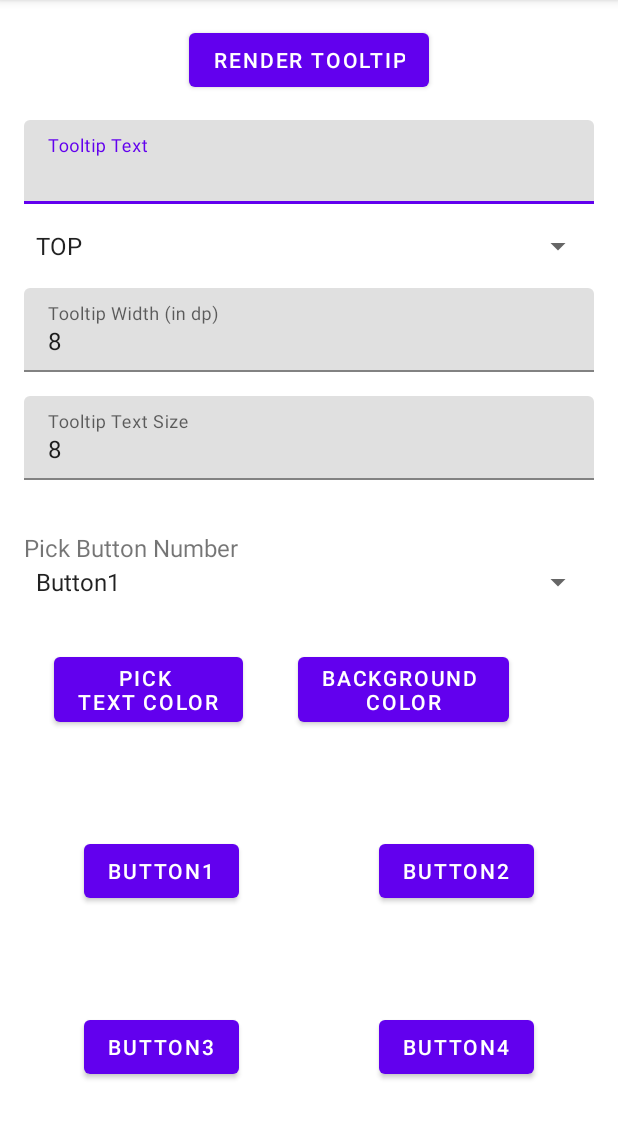
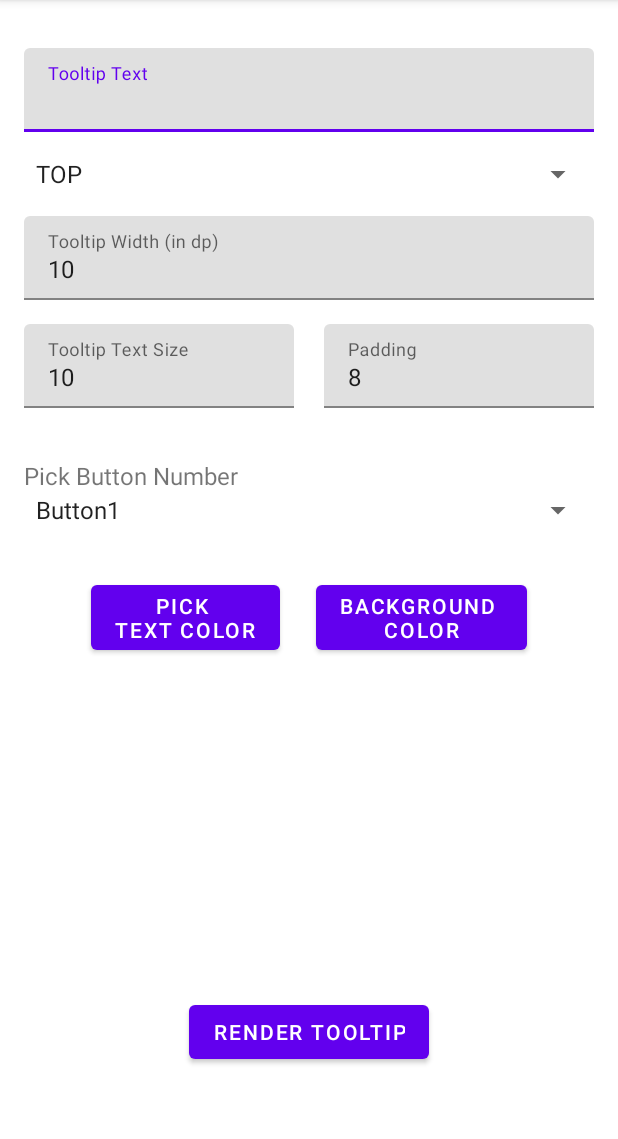
Before and after one commit to rishuyadav/tooltip_task, an Android app: the screen it shows after launch (MainActivity), on a phone screen of 412 x 824 dp, the part 84-1223 px from its top. Run offline under Robolectric (Android 15) with nearby library versions, the phone set to English and light mode, and no system bars; our stand-ins replace Room's generated code; libraries missing offline, so code that uses them is left out: com.github.dhaval2404.colorpicker.

Commit message:
git feat: code cleanup and custom padding functionality
Signed-off-by: Rishu Yadav <rishuss1212@gmail.com>

```diff
--- a/app/src/main/AndroidManifest.xml
+++ b/app/src/main/AndroidManifest.xml
@@ -3,7 +3,7 @@
     xmlns:tools="http://schemas.android.com/tools">
 
     <application
-        android:allowBackup="true"
+        android:allowBackup="false"
         android:dataExtractionRules="@xml/data_extraction_rules"
         android:fullBackupContent="@xml/backup_rules"
         android:icon="@mipmap/ic_launcher"
--- a/app/src/main/java/com/example/tooltip_task/CutomTooltip.kt
+++ b/app/src/main/java/com/example/tooltip_task/CutomTooltip.kt
@@ -1,7 +1,6 @@
 package com.example.tooltip_task
 
 import android.content.Context
-import android.graphics.Color
 import android.view.Gravity
 import android.view.LayoutInflater
 import android.view.View
@@ -33,6 +32,15 @@ class CustomTooltip(private val context: Context) {
     fun setTooltipText(text: String) {
         tooltipText.text = text
     }
+    fun setTooltipPadding(padding: Int) {
+        tooltipView.setPadding(padding,padding,padding,padding)
+    }
+
+    fun setTooltipWidth(width: Int) {
+
+
+    }
+
 
 
     fun showTooltip(targetView: View, position: TooltipPosition) {
@@ -65,6 +73,8 @@ class CustomTooltip(private val context: Context) {
         }
 
 
+
+
         popupWindow.update(xOffset, yOffset, -1, -1) // Update the position
         popupWindow.showAtLocation(targetView, Gravity.NO_GRAVITY, xOffset, yOffset)
     }
--- a/app/src/main/java/com/example/tooltip_task/MainActivity.kt
+++ b/app/src/main/java/com/example/tooltip_task/MainActivity.kt
@@ -2,6 +2,7 @@ package com.example.tooltip_task
 import android.content.Intent
 import android.graphics.Color
 import android.os.Bundle
+import android.view.ViewGroup
 import android.widget.ArrayAdapter
 import androidx.appcompat.app.AppCompatActivity
 import androidx.lifecycle.lifecycleScope
@@ -54,6 +55,8 @@ class MainActivity : AppCompatActivity() {
         binding.buttonRenderTooltip.setOnClickListener {
             val selectedButtonIndex = binding.spinnerSelectButton.selectedItemPosition
             val tooltipText = binding.editTextTooltipText.text.toString()
+            val tooltipPadding = binding.editTextTooltipPadding.text.toString().toIntOrNull() ?: 5
+
             val position = when (binding.spinnerTooltipPosition.selectedItemPosition) {
                 0 -> CustomTooltip.TooltipPosition.TOP
                 1 -> CustomTooltip.TooltipPosition.RIGHT
@@ -77,7 +80,9 @@ class MainActivity : AppCompatActivity() {
                 tooltipWidth = tooltipWidth,
                 textSize = textSize,
                 textColor = selectedTextColor,
-                backgroundColor = selectedBackgroundColor
+                backgroundColor = selectedBackgroundColor,
+                tooltipPadding =tooltipPadding
+
             )
 
             lifecycleScope.launch {
--- a/app/src/main/java/com/example/tooltip_task/Preview.kt
+++ b/app/src/main/java/com/example/tooltip_task/Preview.kt
@@ -38,6 +38,8 @@ class PreviewActivity : AppCompatActivity() {
                 customTooltip.tooltipText.textSize = configuration.textSize
                 customTooltip.tooltipText.setTextColor(configuration.textColor)
                 customTooltip.tooltipView.setBackgroundColor(configuration.backgroundColor)
+                customTooltip.setTooltipPadding(configuration.tooltipPadding)
+                customTooltip.setTooltipWidth(configuration.tooltipWidth)
 
                 val position = when (configuration.tooltipPosition) {
                     "TOP" -> CustomTooltip.TooltipPosition.TOP
--- a/app/src/main/java/com/example/tooltip_task/data/TooltipConfiguration.kt
+++ b/app/src/main/java/com/example/tooltip_task/data/TooltipConfiguration.kt
@@ -12,5 +12,6 @@ data class TooltipConfiguration(
     val tooltipWidth: Int,
     val textSize: Float,
     val textColor: Int,
-    val backgroundColor: Int
+    val backgroundColor: Int,
+    val tooltipPadding: Int
 )
--- a/app/src/main/res/layout/activity_main.xml
+++ b/app/src/main/res/layout/activity_main.xml
@@ -1,6 +1,5 @@
 <?xml version="1.0" encoding="utf-8"?>
-<androidx.constraintlayout.widget.ConstraintLayout
-    xmlns:android="http://schemas.android.com/apk/res/android"
+<androidx.constraintlayout.widget.ConstraintLayout xmlns:android="http://schemas.android.com/apk/res/android"
     xmlns:app="http://schemas.android.com/apk/res-auto"
     xmlns:tools="http://schemas.android.com/tools"
     android:layout_width="match_parent"
@@ -12,71 +11,100 @@
         android:id="@+id/buttonRenderTooltip"
         android:layout_width="wrap_content"
         android:layout_height="wrap_content"
-        android:text="Render Tooltip"
-        app:layout_constraintTop_toTopOf="parent"
-        app:layout_constraintStart_toStartOf="parent"
+        android:layout_marginBottom="40dp"
+        android:text="@string/render_tooltip"
+        app:layout_constraintBottom_toBottomOf="parent"
         app:layout_constraintEnd_toEndOf="parent"
-        android:layout_marginBottom="16dp"/>
+        app:layout_constraintStart_toStartOf="parent" />
 
     <com.google.android.material.textfield.TextInputLayout
         android:id="@+id/textInputLayoutTooltipText"
         android:layout_width="0dp"
         android:layout_height="wrap_content"
-        android:hint="Tooltip Text"
-        app:layout_constraintTop_toBottomOf="@id/buttonRenderTooltip"
+        android:layout_marginTop="16dp"
+        android:hint="@string/tooltip_text"
+        app:layout_constraintEnd_toEndOf="parent"
         app:layout_constraintStart_toStartOf="parent"
-        app:layout_constraintEnd_toEndOf="parent"
-        android:layout_marginTop="16dp">
+        app:layout_constraintTop_toTopOf="parent">
 
         <com.google.android.material.textfield.TextInputEditText
             android:id="@+id/editTextTooltipText"
             android:layout_width="match_parent"
-            android:layout_height="wrap_content"/>
+            android:layout_height="wrap_content" />
     </com.google.android.material.textfield.TextInputLayout>
 
     <Spinner
         android:id="@+id/spinnerTooltipPosition"
         android:layout_width="0dp"
         android:layout_height="wrap_content"
-        app:layout_constraintTop_toBottomOf="@id/textInputLayoutTooltipText"
+        android:layout_marginTop="16dp"
+        app:layout_constraintEnd_toEndOf="parent"
         app:layout_constraintStart_toStartOf="parent"
-        app:layout_constraintEnd_toEndOf="parent"
-        android:layout_marginTop="16dp"/>
+        app:layout_constraintTop_toBottomOf="@id/textInputLayoutTooltipText" />
 
     <com.google.android.material.textfield.TextInputLayout
         android:id="@+id/textInputLayoutTooltipWidth"
         android:layout_width="0dp"
         android:layout_height="wrap_content"
-        android:hint="Tooltip Width (in dp)"
-        app:layout_constraintTop_toBottomOf="@id/spinnerTooltipPosition"
+        android:layout_marginTop="16dp"
+        android:hint="@string/tooltip_width_in_dp"
+        app:layout_constraintEnd_toEndOf="parent"
         app:layout_constraintStart_toStartOf="parent"
-        app:layout_constraintEnd_toEndOf="parent"
-        android:layout_marginTop="16dp">
+        app:layout_constraintTop_toBottomOf="@id/spinnerTooltipPosition">
 
         <com.google.android.material.textfield.TextInputEditText
             android:id="@+id/editTextTooltipWidth"
             android:layout_width="match_parent"
             android:layout_height="wrap_content"
             android:inputType="number"
-            android:text="8"/>
+            android:text="10" />
     </com.google.android.material.textfield.TextInputLayout>
 
     <com.google.android.material.textfield.TextInputLayout
         android:id="@+id/textInputLayoutTextSize"
         android:layout_width="0dp"
         android:layout_height="wrap_content"
-        android:hint="Tooltip Text Size"
-        app:layout_constraintTop_toBottomOf="@id/textInputLayoutTooltipWidth"
+        android:layout_marginTop="16dp"
+        android:hint="@string/tooltip_text_size"
+        app:layout_constraintEnd_toStartOf="@id/guidelineCenter"
+        android:paddingEnd="10dp"
         app:layout_constraintStart_toStartOf="parent"
-        app:layout_constraintEnd_toEndOf="parent"
-        android:layout_marginTop="16dp">
+
+        app:layout_constraintTop_toBottomOf="@id/textInputLayoutTooltipWidth">
 
         <com.google.android.material.textfield.TextInputEditText
             android:id="@+id/editTextTextSize"
             android:layout_width="match_parent"
             android:layout_height="wrap_content"
             android:inputType="number"
-            android:text="8"/>
+            android:text="@string/_10" />
+
+    </com.google.android.material.textfield.TextInputLayout>
+    <androidx.constraintlayout.widget.Guideline
+        android:id="@+id/guidelineCenter"
+        android:layout_width="0dp"
+        android:layout_height="wrap_content"
+        android:orientation="vertical"
+        app:layout_constraintGuide_percent="0.5" />
+
+    <com.google.android.material.textfield.TextInputLayout
+        android:id="@+id/textInputLayoutPadding"
+        android:layout_width="0dp"
+        android:layout_height="wrap_content"
+        android:layout_marginTop="16dp"
+        android:paddingStart="10dp"
+        android:hint="Padding"
+        app:layout_constraintStart_toEndOf="@id/guidelineCenter"
+        app:layout_constraintEnd_toEndOf="parent"
+        app:layout_constraintTop_toBottomOf="@id/textInputLayoutTooltipWidth">
+
+        <com.google.android.material.textfield.TextInputEditText
+            android:id="@+id/editTextTooltipPadding"
+            android:layout_width="match_parent"
+            android:layout_height="wrap_content"
+            android:inputType="number"
+            android:text="@string/_8" />
+
     </com.google.android.material.textfield.TextInputLayout>
 
     <com.google.android.material.button.MaterialButton
@@ -85,9 +113,10 @@
         android:layout_height="wrap_content"
         android:layout_marginStart="20dp"
         android:layout_marginTop="112dp"
-        android:text="Pick \nText Color"
+        android:text="@string/pick_ntext_color"
         app:layout_constraintEnd_toEndOf="parent"
-        app:layout_constraintHorizontal_bias="0.0"
+        app:layout_constraintEnd_toStartOf="@+id/buttonBackgroundColorPicker"
+        app:layout_constraintHorizontal_bias="0.5"
         app:layout_constraintStart_toStartOf="parent"
         app:layout_constraintTop_toBottomOf="@id/textInputLayoutTextSize" />
 
@@ -96,7 +125,7 @@
         android:layout_width="wrap_content"
         android:layout_height="wrap_content"
         android:layout_marginEnd="20dp"
-        android:text="Background \nColor"
+        android:text="@string/background_ncolor"
         app:layout_constraintEnd_toEndOf="parent"
         app:layout_constraintStart_toEndOf="@+id/buttonTextColorPicker"
         app:layout_constraintTop_toBottomOf="@+id/spinnerSelectButton"
@@ -106,7 +135,7 @@
         android:id="@+id/textViewPickButtonNumber"
         android:layout_width="0dp"
         android:layout_height="wrap_content"
-        android:text="Pick Button Number"
+        android:text="@string/pick_button_number"
         android:textSize="16sp"
         app:layout_constraintBottom_toTopOf="@+id/spinnerSelectButton"
         app:layout_constraintEnd_toEndOf="parent"
@@ -122,45 +151,5 @@
         app:layout_constraintStart_toStartOf="parent"
         app:layout_constraintTop_toBottomOf="@+id/textInputLayoutTextSize" />
 
-    <Button
-        android:id="@+id/button6"
-        android:layout_width="wrap_content"
-        android:layout_height="wrap_content"
-        android:layout_marginStart="40dp"
-        android:text="Button1"
-        app:layout_constraintBottom_toTopOf="@+id/button8"
-        app:layout_constraintStart_toStartOf="parent"
-        app:layout_constraintTop_toBottomOf="@+id/buttonBackgroundColorPicker" />
-
-    <Button
-        android:id="@+id/button7"
-        android:layout_width="wrap_content"
-        android:layout_height="wrap_content"
-        android:layout_marginEnd="40dp"
-        android:text="Button2"
-        app:layout_constraintBottom_toTopOf="@+id/button9"
-        app:layout_constraintEnd_toEndOf="parent"
-        app:layout_constraintTop_toBottomOf="@+id/buttonBackgroundColorPicker" />
-
-    <Button
-        android:id="@+id/button8"
-        android:layout_width="wrap_content"
-        android:layout_height="wrap_content"
-        android:layout_marginStart="40dp"
-        android:layout_marginBottom="30dp"
-        android:text="Button3"
-        app:layout_constraintBottom_toBottomOf="parent"
-        app:layout_constraintStart_toStartOf="parent" />
-
-    <Button
-        android:id="@+id/button9"
-        android:layout_width="wrap_content"
-        android:layout_height="wrap_content"
-        android:layout_marginEnd="40dp"
-        android:layout_marginBottom="30dp"
-        android:text="Button4"
-        app:layout_constraintBottom_toBottomOf="parent"
-        app:layout_constraintEnd_toEndOf="parent" />
-
 
 </androidx.constraintlayout.widget.ConstraintLayout>
--- a/app/src/main/res/layout/activity_preview.xml
+++ b/app/src/main/res/layout/activity_preview.xml
@@ -10,8 +10,8 @@
         android:id="@+id/button"
         android:layout_width="wrap_content"
         android:layout_height="wrap_content"
-        android:layout_marginStart="45dp"
-        android:text="Button"
+        android:layout_marginStart="50dp"
+        android:text="@string/button_1"
         app:layout_constraintBottom_toTopOf="@+id/button3"
         app:layout_constraintStart_toStartOf="parent"
         app:layout_constraintTop_toTopOf="parent" />
@@ -20,8 +20,8 @@
         android:id="@+id/button2"
         android:layout_width="wrap_content"
         android:layout_height="wrap_content"
-        android:layout_marginEnd="45dp"
-        android:text="Button"
+        android:layout_marginEnd="50dp"
+        android:text="@string/button_2"
         app:layout_constraintBottom_toTopOf="@+id/button3"
         app:layout_constraintEnd_toEndOf="parent"
         app:layout_constraintTop_toTopOf="parent" />
@@ -31,7 +31,7 @@
         android:id="@+id/button3"
         android:layout_width="wrap_content"
         android:layout_height="wrap_content"
-        android:text="Button"
+        android:text="@string/button_3"
         app:layout_constraintBottom_toBottomOf="parent"
         app:layout_constraintEnd_toEndOf="parent"
         app:layout_constraintStart_toStartOf="parent"
@@ -41,8 +41,8 @@
         android:id="@+id/button4"
         android:layout_width="wrap_content"
         android:layout_height="wrap_content"
-        android:layout_marginStart="45dp"
-        android:text="Button"
+        android:layout_marginStart="50dp"
+        android:text="@string/button_4"
         app:layout_constraintBottom_toBottomOf="parent"
         app:layout_constraintStart_toStartOf="parent"
         app:layout_constraintTop_toBottomOf="@+id/button3" />
@@ -51,8 +51,8 @@
         android:id="@+id/button5"
         android:layout_width="wrap_content"
         android:layout_height="wrap_content"
-        android:layout_marginEnd="45dp"
-        android:text="Button"
+        android:layout_marginEnd="50dp"
+        android:text="@string/button_5"
         app:layout_constraintBottom_toBottomOf="parent"
         app:layout_constraintEnd_toEndOf="parent"
         app:layout_constraintTop_toBottomOf="@+id/button3" />
--- a/app/src/main/res/layout/layout_tooltip.xml
+++ b/app/src/main/res/layout/layout_tooltip.xml
@@ -3,6 +3,7 @@
     android:layout_width="wrap_content"
     android:layout_height="wrap_content"
     android:background="@drawable/tooltip_background"
+
     android:padding="5dp">
 
     <TextView
@@ -10,6 +11,7 @@
         android:layout_width="wrap_content"
         android:layout_height="wrap_content"
         android:textColor="@android:color/white"
+
         android:textSize="14sp" />
 
 </RelativeLayout>
--- a/app/src/main/res/values/strings.xml
+++ b/app/src/main/res/values/strings.xml
@@ -1,3 +1,17 @@
 <resources>
     <string name="app_name">tooltip_task</string>
+    <string name="render_tooltip">Render Tooltip</string>
+    <string name="tooltip_text">Tooltip Text</string>
+    <string name="tooltip_width_in_dp">Tooltip Width (in dp)</string>
+    <string name="_10">10</string>
+    <string name="tooltip_text_size">Tooltip Text Size</string>
+    <string name="_8">8</string>
+    <string name="pick_ntext_color">Pick \nText Color</string>
+    <string name="background_ncolor">Background \nColor</string>
+    <string name="pick_button_number">Pick Button Number</string>
+    <string name="button_1">Button 1</string>
+    <string name="button_2">Button 2</string>
+    <string name="button_3">Button 3</string>
+    <string name="button_4">Button 4</string>
+    <string name="button_5">Button 5</string>
 </resources>
```
